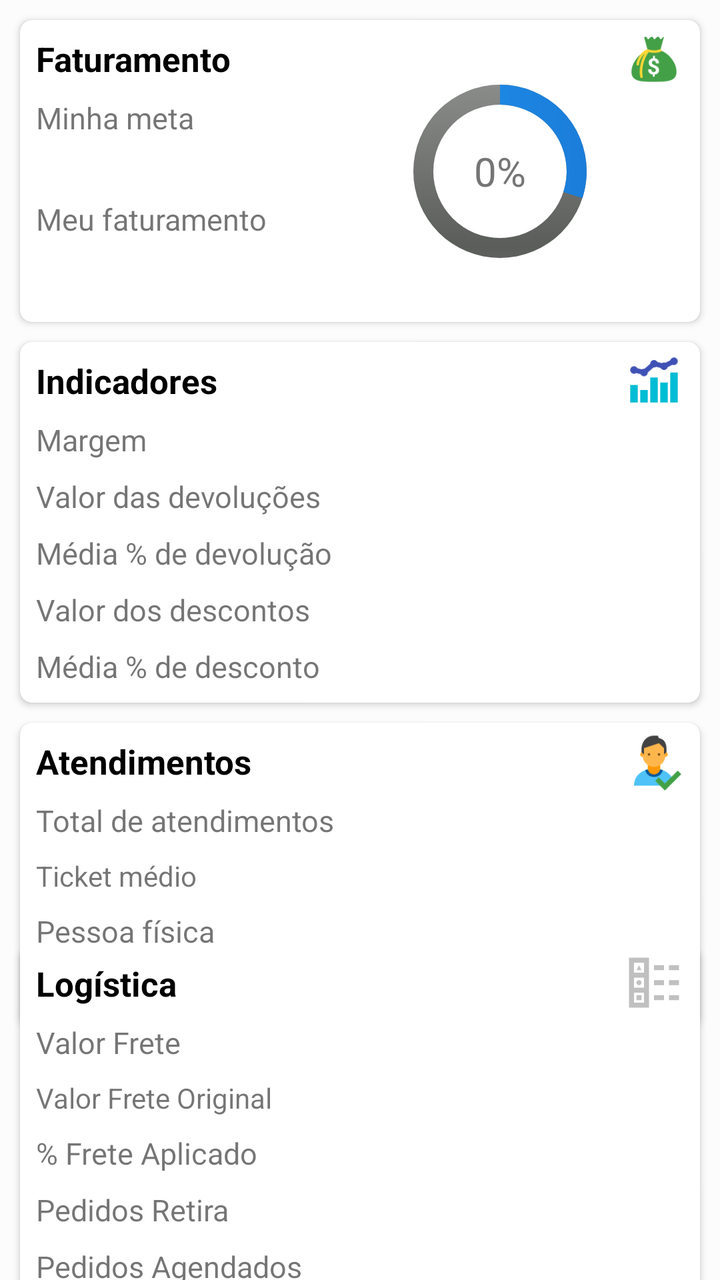
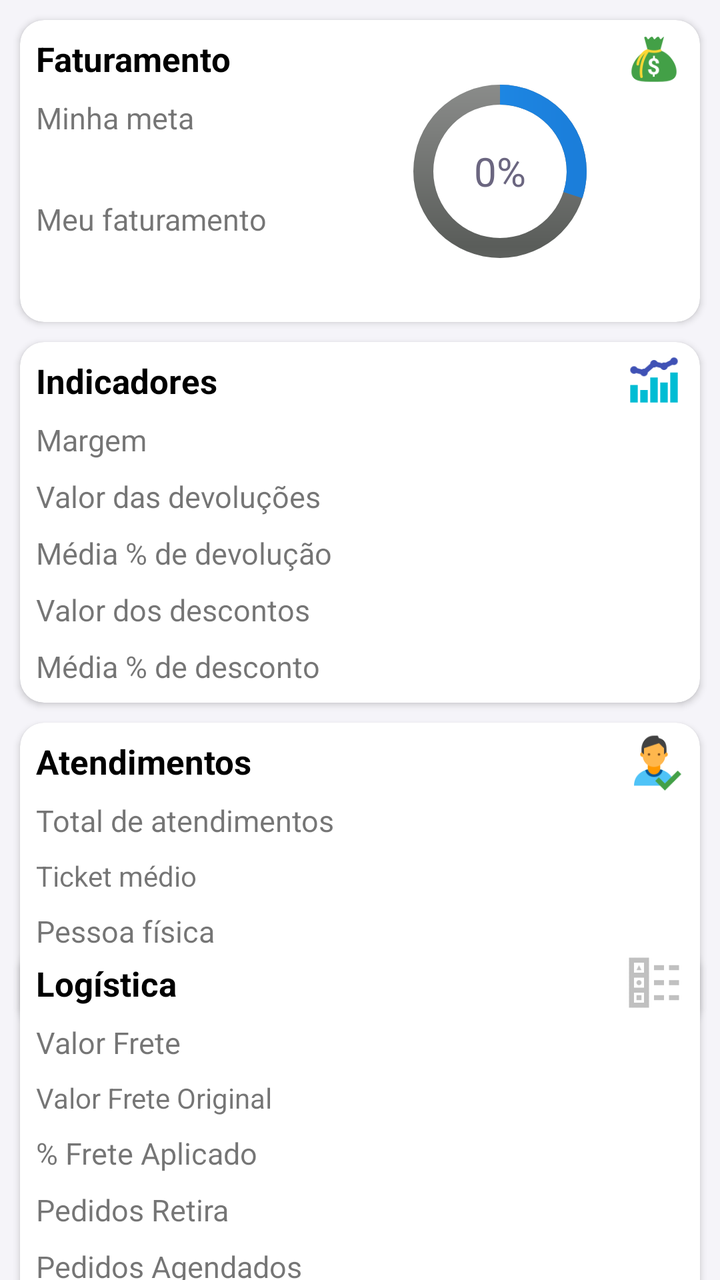

Two renders of the same Android screen: before a commit and after it. Below are the layout's source before the change and the commit's diff.
<!-- AndroidManifest.xml: application theme AppTheme -->
<!-- res/layout/frame_meta_mes.xml -->
<?xml version="1.0" encoding="utf-8"?>
<androidx.constraintlayout.widget.ConstraintLayout xmlns:android="http://schemas.android.com/apk/res/android"
    xmlns:app="http://schemas.android.com/apk/res-auto"
    xmlns:tools="http://schemas.android.com/tools"
    android:layout_width="match_parent"
    android:layout_height="match_parent"
    android:background="@color/ligthgrayline">



    <androidx.cardview.widget.CardView
        android:id="@+id/cardView"
        android:layout_width="match_parent"
        android:layout_height="wrap_content"
        android:layout_margin="10dp"
        android:layout_marginStart="10dp"
        android:layout_marginEnd="10dp"
        android:foreground="?android:attr/selectableItemBackground"
        app:cardCornerRadius="6dp"
        app:cardElevation="2dp"
        app:layout_constraintEnd_toEndOf="parent"
        app:layout_constraintStart_toStartOf="parent"
        app:layout_constraintTop_toTopOf="parent">

        <androidx.constraintlayout.widget.ConstraintLayout
            android:layout_width="match_parent"
            android:layout_height="wrap_content"
            >


            <TextView

                android:id="@+id/textView4"
                android:layout_width="wrap_content"
                android:layout_height="wrap_content"
                android:layout_gravity="center_vertical"
                android:layout_marginLeft="8dp"
                android:layout_marginTop="8dp"
                android:text="Faturamento"
                android:textColor="#000"
                android:textSize="17sp"
                android:textStyle="bold"
                app:layout_constraintStart_toStartOf="parent"
                app:layout_constraintTop_toTopOf="parent" />

            <ImageView
                android:layout_width="30dp"
                android:layout_height="30dp"
                android:layout_gravity="center_vertical"
                android:layout_marginTop="4dp"
                android:layout_marginEnd="8dp"
                android:src="@drawable/ic_card_faturamento"
                app:layout_constraintEnd_toEndOf="parent"
                app:layout_constraintTop_toTopOf="parent" />


            <TextView
                android:id="@+id/textView5"
                android:layout_width="wrap_content"
                android:layout_height="wrap_content"
                android:layout_marginStart="8dp"
                android:layout_marginTop="8dp"
                android:text="Minha meta"
                android:textSize="15sp"
                app:layout_constraintStart_toStartOf="parent"
                app:layout_constraintTop_toBottomOf="@+id/textView4" />

            <TextView
                android:id="@+id/frm_meta"
                android:layout_width="wrap_content"
                android:layout_height="wrap_content"
                android:layout_marginStart="8dp"
                android:layout_marginTop="5dp"
                android:textAlignment="viewEnd"
                android:textColor="#23A9AD"
                android:textSize="15sp"
                app:layout_constraintStart_toStartOf="parent"
                app:layout_constraintTop_toBottomOf="@+id/textView5" />

            <TextView
                android:id="@+id/textView6"
                android:layout_width="wrap_content"
                android:layout_height="wrap_content"
                android:layout_marginStart="8dp"
                android:layout_marginTop="5dp"
                android:text="Meu faturamento"
                android:textSize="15sp"
                app:layout_constraintStart_toStartOf="parent"
                app:layout_constraintTop_toBottomOf="@+id/frm_meta" />

            <TextView
                android:id="@+id/frm_faturamento"
                android:layout_width="wrap_content"
                android:layout_height="wrap_content"
                android:layout_marginStart="8dp"
                android:layout_marginTop="5dp"
                android:layout_marginBottom="16dp"
                android:textAlignment="viewEnd"
                android:textColor="#EF7627"
                android:textSize="15sp"
                app:layout_constraintBottom_toBottomOf="parent"
                app:layout_constraintStart_toStartOf="parent"
                app:layout_constraintTop_toBottomOf="@+id/textView6" />


            <ProgressBar

                android:id="@+id/circularProgressbar"
                style="?android:attr/progressBarStyleHorizontal"
                android:layout_width="200dp"
                android:layout_height="150dp"
                android:layout_alignParentTop="true"
                android:layout_alignParentEnd="true"
                android:indeterminate="false"
                android:max="100"

                android:progress="30"
                android:progressDrawable="@drawable/circular"
                android:secondaryProgress="100"
                app:layout_constraintBottom_toBottomOf="parent"
                app:layout_constraintEnd_toEndOf="@+id/tv"
                app:layout_constraintTop_toTopOf="parent" />

            <TextView
                android:id="@+id/tv"
                android:layout_width="200dp"
                android:layout_height="150dp"
                android:layout_alignEnd="@+id/circularProgressbar"
                android:gravity="center"
                android:text="0%"
                android:textColor="@color/secondary_text"
                android:textSize="20sp"
                app:layout_constraintBottom_toBottomOf="parent"
                app:layout_constraintEnd_toEndOf="parent"
                app:layout_constraintTop_toTopOf="parent" />



        </androidx.constraintlayout.widget.ConstraintLayout>


    </androidx.cardview.widget.CardView>


    <androidx.cardview.widget.CardView
        android:id="@id/cardView1"
        android:layout_width="match_parent"
        android:layout_height="wrap_content"
        android:layout_margin="10dp"
        android:layout_marginStart="10dp"

        android:layout_marginTop="8dp"
        android:layout_marginEnd="16dp"
        android:foreground="?android:attr/selectableItemBackground"
        app:cardCornerRadius="6dp"
        app:cardElevation="2dp"
        app:layout_constraintEnd_toEndOf="parent"
        app:layout_constraintStart_toStartOf="parent"
        app:layout_constraintTop_toBottomOf="@+id/cardView2">

        <androidx.constraintlayout.widget.ConstraintLayout
            android:layout_width="match_parent"
            android:layout_height="wrap_content">


            <TextView

                android:id="@+id/textView17"
                android:layout_width="wrap_content"
                android:layout_height="wrap_content"
                android:layout_gravity="center_vertical"
                android:layout_marginStart="8dp"
                android:layout_marginTop="8dp"
                android:text="Atendimentos"
                android:textColor="#000"
                android:textSize="17sp"
                android:textStyle="bold"
                app:layout_constraintStart_toStartOf="parent"
                app:layout_constraintTop_toTopOf="parent" />

            <ImageView
                android:layout_width="30dp"
                android:layout_height="30dp"
                android:layout_gravity="center_vertical"
                android:layout_marginTop="4dp"
                android:layout_marginEnd="8dp"
                android:src="@drawable/ic_card_atendimentos"
                app:layout_constraintEnd_toEndOf="parent"
                app:layout_constraintTop_toTopOf="parent" />


            <TextView
                android:id="@+id/textView18"
                android:layout_width="wrap_content"
                android:layout_height="wrap_content"
                android:layout_marginStart="8dp"
                android:layout_marginTop="8dp"
                android:text="Total de atendimentos"
                android:textSize="15sp"
                app:layout_constraintStart_toStartOf="parent"
                app:layout_constraintTop_toBottomOf="@+id/textView17" />

            <TextView
                android:id="@+id/frm_totalatd"
                android:layout_width="0dp"
                android:layout_height="wrap_content"
                android:layout_marginStart="8dp"
                android:layout_marginTop="8dp"
                android:layout_marginEnd="8dp"
                android:textAlignment="viewEnd"
                android:textColor="#000"
                android:textSize="15sp"
                app:layout_constraintEnd_toEndOf="parent"
                app:layout_constraintStart_toEndOf="@+id/textView18"
                app:layout_constraintTop_toBottomOf="@+id/textView17" />

            <TextView
                android:id="@+id/textView19"
                android:layout_width="wrap_content"
                android:layout_height="wrap_content"
                android:layout_marginStart="8dp"
                android:layout_marginTop="8dp"
                android:text="Pessoa física"
                android:textSize="15sp"
                app:layout_constraintStart_toStartOf="parent"
                app:layout_constraintTop_toBottomOf="@+id/textView13" />

            <TextView
                android:id="@+id/frm_atdpf"
                android:layout_width="0dp"
                android:layout_height="wrap_content"
                android:layout_marginStart="8dp"
                android:layout_marginTop="8dp"
                android:layout_marginEnd="8dp"
                android:textAlignment="viewEnd"
                android:textColor="#83963F"
                android:textSize="15sp"
                app:layout_constraintEnd_toEndOf="parent"
                app:layout_constraintHorizontal_bias="0.0"
                app:layout_constraintStart_toEndOf="@+id/textView19"
                app:layout_constraintTop_toBottomOf="@+id/frm_ticket" />

            <TextView
                android:id="@+id/textView20"
                android:layout_width="wrap_content"
                android:layout_height="wrap_content"
                android:layout_marginStart="8dp"
                android:layout_marginTop="8dp"
                android:layout_marginBottom="8dp"
                android:text="Pessoa jurídica"
                android:textSize="15sp"
                app:layout_constraintBottom_toBottomOf="parent"
                app:layout_constraintStart_toStartOf="parent"
                app:layout_constraintTop_toBottomOf="@+id/textView19" />

            <TextView
                android:id="@+id/frm_atdpj"
                android:layout_width="0dp"
                android:layout_height="wrap_content"
                android:layout_marginStart="8dp"
                android:layout_marginTop="8dp"
                android:layout_marginEnd="8dp"
                android:layout_marginBottom="8dp"
                android:text=""
                android:textAlignment="viewEnd"
                android:textColor="#C31A65"
                android:textSize="15sp"
                app:layout_constraintBottom_toBottomOf="parent"
                app:layout_constraintEnd_toEndOf="parent"
                app:layout_constraintStart_toEndOf="@+id/textView20"
                app:layout_constraintTop_toBottomOf="@+id/frm_atdpf" />

            <TextView
                android:id="@+id/textView13"
                android:layout_width="wrap_content"
                android:layout_height="wrap_content"
                android:layout_marginStart="8dp"
                android:layout_marginTop="8dp"
                android:text="Ticket médio"
                app:layout_constraintStart_toStartOf="parent"
                app:layout_constraintTop_toBottomOf="@+id/textView18" />

            <TextView
                android:id="@+id/frm_ticket"
                android:layout_width="0dp"
                android:layout_height="wrap_content"
                android:layout_marginStart="8dp"
                android:layout_marginTop="8dp"
                android:layout_marginEnd="8dp"
                android:text=""
                android:textAlignment="viewEnd"
                android:textColor="#2B91C8"
                app:layout_constraintEnd_toEndOf="parent"
                app:layout_constraintStart_toEndOf="@+id/textView13"
                app:layout_constraintTop_toBottomOf="@+id/frm_totalatd" />


        </androidx.constraintlayout.widget.ConstraintLayout>


    </androidx.cardview.widget.CardView>


    <androidx.cardview.widget.CardView
        android:id="@+id/cardView2"
        android:layout_width="match_parent"
        android:layout_height="wrap_content"
        android:layout_margin="10dp"
        android:layout_marginStart="10dp"
        android:layout_marginTop="8dp"
        android:layout_marginEnd="16dp"
        android:foreground="?android:attr/selectableItemBackground"
        app:cardCornerRadius="6dp"
        app:cardElevation="2dp"
        app:layout_constraintEnd_toEndOf="parent"
        app:layout_constraintStart_toStartOf="parent"
        app:layout_constraintTop_toBottomOf="@+id/cardView">

        <androidx.constraintlayout.widget.ConstraintLayout
            android:layout_width="match_parent"
            android:layout_height="wrap_content">


            <TextView

                android:id="@+id/textView7"
                android:layout_width="wrap_content"
                android:layout_height="wrap_content"
                android:layout_gravity="center_vertical"
                android:layout_marginStart="8dp"
                android:layout_marginTop="8dp"
                android:text="Indicadores"
                android:textColor="#000"
                android:textSize="17sp"
                android:textStyle="bold"
                app:layout_constraintStart_toStartOf="parent"
                app:layout_constraintTop_toTopOf="parent" />

            <ImageView
                android:layout_width="30dp"
                android:layout_height="30dp"
                android:layout_gravity="center_vertical"
                android:layout_marginTop="4dp"
                android:layout_marginEnd="8dp"
                android:src="@drawable/ic_card_indicadores"
                app:layout_constraintEnd_toEndOf="parent"
                app:layout_constraintTop_toTopOf="parent" />


            <TextView
                android:id="@+id/textView8"
                android:layout_width="wrap_content"
                android:layout_height="wrap_content"
                android:layout_marginStart="8dp"
                android:layout_marginTop="8dp"
                android:text="Margem"
                android:textSize="15sp"
                app:layout_constraintStart_toStartOf="parent"
                app:layout_constraintTop_toBottomOf="@+id/textView7" />

            <TextView
                android:id="@+id/frm_margem"
                android:layout_width="0dp"
                android:layout_height="wrap_content"
                android:layout_marginStart="8dp"
                android:layout_marginTop="8dp"
                android:layout_marginEnd="8dp"
                android:textAlignment="viewEnd"
                android:textColor="#000"
                android:textSize="15sp"
                app:layout_constraintEnd_toEndOf="parent"
                app:layout_constraintStart_toEndOf="@+id/textView8"
                app:layout_constraintTop_toBottomOf="@+id/textView7" />

            <TextView
                android:id="@+id/textView9"
                android:layout_width="wrap_content"
                android:layout_height="wrap_content"
                android:layout_marginStart="8dp"
                android:layout_marginTop="8dp"
                android:text="Valor das devoluções"
                android:textSize="15sp"
                app:layout_constraintStart_toStartOf="parent"
                app:layout_constraintTop_toBottomOf="@+id/textView8" />

            <TextView
                android:id="@+id/frm_valorDev"
                android:layout_width="0dp"
                android:layout_height="wrap_content"
                android:layout_marginStart="8dp"
                android:layout_marginTop="8dp"
                android:layout_marginEnd="8dp"
                android:textAlignment="viewEnd"
                android:textColor="#000"
                android:textSize="15sp"
                app:layout_constraintEnd_toEndOf="parent"
                app:layout_constraintStart_toEndOf="@+id/textView9"
                app:layout_constraintTop_toBottomOf="@+id/frm_margem" />

            <TextView
                android:id="@+id/textView10"
                android:layout_width="wrap_content"
                android:layout_height="wrap_content"
                android:layout_marginStart="8dp"
                android:layout_marginTop="8dp"
                android:text="Média % de devolução"
                android:textSize="15sp"
                app:layout_constraintStart_toStartOf="parent"
                app:layout_constraintTop_toBottomOf="@+id/textView9" />

            <TextView
                android:id="@+id/frm_perc_dev"
                android:layout_width="0dp"
                android:layout_height="wrap_content"
                android:layout_marginStart="8dp"
                android:layout_marginTop="8dp"
                android:layout_marginEnd="8dp"
                android:text=""
                android:textAlignment="viewEnd"
                android:textColor="#000"
                android:textSize="15sp"
                app:layout_constraintEnd_toEndOf="parent"
                app:layout_constraintStart_toEndOf="@+id/textView10"
                app:layout_constraintTop_toBottomOf="@+id/frm_valorDev" />


            <TextView
                android:id="@+id/textView11"
                android:layout_width="wrap_content"
                android:layout_height="wrap_content"
                android:layout_marginStart="8dp"
                android:layout_marginTop="8dp"
                android:text="Valor dos descontos"
                android:textSize="15sp"
                app:layout_constraintStart_toStartOf="parent"
                app:layout_constraintTop_toBottomOf="@+id/textView10" />

            <TextView
                android:id="@+id/frm_valorDesc"
                android:layout_width="0dp"
                android:layout_height="wrap_content"
                android:layout_marginStart="8dp"
                android:layout_marginTop="8dp"
                android:layout_marginEnd="8dp"
                android:textAlignment="viewEnd"
                android:textColor="#000"
                android:textSize="15sp"
                app:layout_constraintEnd_toEndOf="parent"
                app:layout_constraintStart_toEndOf="@+id/textView11"
                app:layout_constraintTop_toBottomOf="@+id/frm_perc_dev" />

            <TextView
                android:id="@+id/textView12"
                android:layout_width="wrap_content"
                android:layout_height="wrap_content"
                android:layout_marginStart="8dp"
                android:layout_marginTop="8dp"
                android:layout_marginBottom="8dp"
                android:text="Média % de desconto"
                android:textSize="15sp"
                app:layout_constraintBottom_toBottomOf="parent"
                app:layout_constraintStart_toStartOf="parent"
                app:layout_constraintTop_toBottomOf="@+id/textView11" />

            <TextView
                android:id="@+id/frm_perc_desc"
                android:layout_width="0dp"
                android:layout_height="wrap_content"
                android:layout_marginStart="8dp"
                android:layout_marginTop="8dp"
                android:layout_marginEnd="8dp"
                android:layout_marginBottom="8dp"
                android:text=""
                android:textAlignment="viewEnd"
                android:textColor="#000"
                android:textSize="15sp"
                app:layout_constraintBottom_toBottomOf="parent"
                app:layout_constraintEnd_toEndOf="parent"
                app:layout_constraintStart_toEndOf="@+id/textView12"
                app:layout_constraintTop_toBottomOf="@+id/frm_valorDesc" />


        </androidx.constraintlayout.widget.ConstraintLayout>


    </androidx.cardview.widget.CardView>


    <androidx.cardview.widget.CardView
        android:layout_width="match_parent"
        android:layout_height="wrap_content"
        android:layout_margin="10dp"
        android:layout_marginStart="10dp"

        android:layout_marginTop="8dp"
        android:layout_marginEnd="16dp"
        android:layout_marginBottom="8dp"
        android:foreground="?android:attr/selectableItemBackground"
        app:cardCornerRadius="6dp"
        app:cardElevation="2dp"
        app:layout_constraintBottom_toBottomOf="parent"
        app:layout_constraintEnd_toEndOf="parent"
        app:layout_constraintStart_toStartOf="parent"
        app:layout_constraintTop_toBottomOf="@+id/cardView1">

        <androidx.constraintlayout.widget.ConstraintLayout
            android:layout_width="match_parent"
            android:layout_height="wrap_content">


            <TextView

                android:id="@+id/textView117"
                android:layout_width="wrap_content"
                android:layout_height="wrap_content"
                android:layout_gravity="center_vertical"
                android:layout_marginStart="8dp"
                android:layout_marginTop="8dp"
                android:text="Logística"
                android:textColor="#000"
                android:textSize="17sp"
                android:textStyle="bold"
                app:layout_constraintStart_toStartOf="parent"
                app:layout_constraintTop_toTopOf="parent" />

            <ImageView
                android:id="@+id/imageView4"
                android:layout_width="30dp"
                android:layout_height="30dp"
                android:layout_gravity="center_vertical"
                android:layout_marginTop="4dp"
                android:layout_marginEnd="8dp"
                android:src="@drawable/ic_card_detalhes"
                app:layout_constraintEnd_toEndOf="parent"
                app:layout_constraintTop_toTopOf="parent" />


            <TextView
                android:id="@+id/textView118"
                android:layout_width="wrap_content"
                android:layout_height="wrap_content"
                android:layout_marginStart="8dp"
                android:layout_marginTop="8dp"
                android:text="Valor Frete"
                android:textSize="15sp"
                app:layout_constraintStart_toStartOf="parent"
                app:layout_constraintTop_toBottomOf="@+id/textView117" />

            <TextView
                android:id="@+id/frm_vlfrete"
                android:layout_width="0dp"
                android:layout_height="wrap_content"
                android:layout_marginStart="8dp"
                android:layout_marginTop="8dp"
                android:layout_marginEnd="8dp"
                android:textAlignment="viewEnd"
                android:textColor="#000"
                android:textSize="15sp"
                app:layout_constraintEnd_toEndOf="parent"
                app:layout_constraintStart_toEndOf="@+id/textView118"
                app:layout_constraintTop_toBottomOf="@+id/textView117" />

            <TextView
                android:id="@+id/textView119"
                android:layout_width="wrap_content"
                android:layout_height="wrap_content"
                android:layout_marginStart="8dp"
                android:layout_marginTop="8dp"
                android:text="% Frete Aplicado"
                android:textSize="15sp"
                app:layout_constraintStart_toStartOf="parent"
                app:layout_constraintTop_toBottomOf="@+id/textView113" />

            <TextView
                android:id="@+id/frm_percfrete"
                android:layout_width="0dp"
                android:layout_height="wrap_content"
                android:layout_marginStart="8dp"
                android:layout_marginTop="8dp"
                android:layout_marginEnd="8dp"
                android:textAlignment="viewEnd"
                android:textColor="#83963F"
                android:textSize="15sp"
                app:layout_constraintEnd_toEndOf="parent"
                app:layout_constraintHorizontal_bias="0.0"
                app:layout_constraintStart_toEndOf="@+id/textView119"
                app:layout_constraintTop_toBottomOf="@+id/frm_freteorig"></TextView>


            <TextView
                android:id="@+id/textView120"
                android:layout_width="wrap_content"
                android:layout_height="wrap_content"
                android:layout_marginStart="8dp"
                android:layout_marginTop="8dp"
                android:text="Pedidos Retira"
                android:textSize="15sp"
                app:layout_constraintStart_toStartOf="parent"
                app:layout_constraintTop_toBottomOf="@+id/textView119" />

            <TextView
                android:id="@+id/frm_pedidosRetira"
                android:layout_width="0dp"
                android:layout_height="wrap_content"
                android:layout_marginStart="8dp"
                android:layout_marginTop="8dp"
                android:layout_marginEnd="8dp"
                android:text=""
                android:textAlignment="viewEnd"
                android:textColor="#C31A65"
                android:textSize="15sp"
                app:layout_constraintEnd_toEndOf="parent"
                app:layout_constraintHorizontal_bias="1.0"
                app:layout_constraintStart_toEndOf="@+id/textView120"
                app:layout_constraintTop_toBottomOf="@+id/frm_percfrete"></TextView>

            <TextView
                android:id="@+id/textView113"
                android:layout_width="wrap_content"
                android:layout_height="wrap_content"
                android:layout_marginStart="8dp"
                android:layout_marginTop="8dp"
                android:text="Valor Frete Original"
                app:layout_constraintStart_toStartOf="parent"
                app:layout_constraintTop_toBottomOf="@+id/textView118" />

            <TextView
                android:id="@+id/frm_freteorig"
                android:layout_width="0dp"
                android:layout_height="wrap_content"
                android:layout_marginStart="8dp"
                android:layout_marginTop="8dp"
                android:layout_marginEnd="8dp"
                android:text=""
                android:textAlignment="viewEnd"
                android:textColor="#2B91C8"
                app:layout_constraintEnd_toEndOf="parent"
                app:layout_constraintStart_toEndOf="@+id/textView113"
                app:layout_constraintTop_toBottomOf="@+id/frm_vlfrete" />


            <TextView
                android:id="@+id/textView121"
                android:layout_width="wrap_content"
                android:layout_height="wrap_content"
                android:layout_marginStart="8dp"
                android:layout_marginTop="8dp"
                android:text="Pedidos Agendados"
                android:textSize="15sp"
                app:layout_constraintStart_toStartOf="parent"
                app:layout_constraintTop_toBottomOf="@+id/textView120" />

            <TextView
                android:id="@+id/frm_pedidosAgendados"
                android:layout_width="0dp"
                android:layout_height="wrap_content"
                android:layout_marginStart="8dp"
                android:layout_marginTop="8dp"
                android:layout_marginEnd="8dp"
                android:text=""
                android:textAlignment="viewEnd"
                android:textColor="#C31A65"
                android:textSize="15sp"
                app:layout_constraintEnd_toEndOf="parent"
                app:layout_constraintHorizontal_bias="0.0"
                app:layout_constraintStart_toEndOf="@+id/textView120"
                app:layout_constraintTop_toBottomOf="@+id/frm_pedidosRetira"></TextView>


            <TextView
                android:id="@+id/textView122"
                android:layout_width="wrap_content"
                android:layout_height="wrap_content"
                android:layout_marginStart="8dp"
                android:layout_marginTop="8dp"
                android:layout_marginBottom="8dp"
                android:text="% Pedidos Agendados"
                android:textSize="15sp"
                app:layout_constraintBottom_toBottomOf="parent"
                app:layout_constraintStart_toStartOf="parent"
                app:layout_constraintTop_toBottomOf="@+id/textView121" />

            <TextView
                android:id="@+id/frm_percAgendado"
                android:layout_width="0dp"
                android:layout_height="wrap_content"
                android:layout_marginStart="8dp"
                android:layout_marginTop="8dp"
                android:layout_marginEnd="8dp"
                android:layout_marginBottom="8dp"
                android:text=""
                android:textAlignment="viewEnd"
                android:textColor="#C31A65"
                android:textSize="15sp"
                app:layout_constraintBottom_toBottomOf="parent"
                app:layout_constraintEnd_toEndOf="parent"
                app:layout_constraintStart_toEndOf="@+id/textView122"
                app:layout_constraintTop_toBottomOf="@+id/frm_pedidosAgendados"></TextView>


        </androidx.constraintlayout.widget.ConstraintLayout>


    </androidx.cardview.widget.CardView>




</androidx.constraintlayout.widget.ConstraintLayout>
<!-- resources referenced by this layout -->
<resources>
  <color name="ligthgrayline">#FCFCFC</color>
  <color name="secondary_text">#757575</color>
  <style name="AppTheme" parent="Theme.AppCompat.Light.DarkActionBar">
          
          <item name="colorPrimary">@color/primary</item>
          <item name="colorPrimaryDark">@color/primary_dark</item>
          <item name="colorAccent">@color/accent</item>
          <item name="android:windowOptOutEdgeToEdgeEnforcement" tools:targetApi="35">true</item>
          <item name="windowActionBarOverlay">false</item>
          <item name="android:windowActionBarOverlay">false</item>
          <item name="android:statusBarColor">@color/primary_dark</item>
          <item name="android:windowLightStatusBar" tools:targetApi="23">false</item>
          <item name="android:textColorPrimary">@color/primary_text</item>
          <item name="android:textColorSecondary">@color/secondary_text</item>
          <item name="android:colorControlNormal">@color/secondary_text</item>
          <item name="android:colorControlActivated">@color/primary</item>
          <item name="android:icon">@color/icons</item>
          <item name="android:colorButtonNormal" tools:targetApi="lollipop">@color/primary_dark</item>
          <item name="android:divider">@color/divider</item>
  
  
      </style>
  <color name="primary">#240842</color>
  <color name="primary_dark">#18042E</color>
  <color name="accent">#8A18D1</color>
  <color name="primary_text">#212121</color>
  <color name="icons">#FFFFFF</color>
  <color name="divider">#E0E0E0</color>
  <!-- unchanged entries left out for length: 5 -->
</resources>

<!-- the commit's change to res/layout/frame_meta_mes.xml (unified diff, before → after) -->
@@ -16,7 +16,7 @@
         android:layout_marginStart="10dp"
         android:layout_marginEnd="10dp"
         android:foreground="?android:attr/selectableItemBackground"
-        app:cardCornerRadius="6dp"
+        app:cardCornerRadius="12dp"
         app:cardElevation="2dp"
         app:layout_constraintEnd_toEndOf="parent"
         app:layout_constraintStart_toStartOf="parent"
@@ -152,7 +152,7 @@
         android:layout_marginTop="8dp"
         android:layout_marginEnd="16dp"
         android:foreground="?android:attr/selectableItemBackground"
-        app:cardCornerRadius="6dp"
+        app:cardCornerRadius="12dp"
         app:cardElevation="2dp"
         app:layout_constraintEnd_toEndOf="parent"
         app:layout_constraintStart_toStartOf="parent"
@@ -310,7 +310,7 @@
         android:layout_marginTop="8dp"
         android:layout_marginEnd="16dp"
         android:foreground="?android:attr/selectableItemBackground"
-        app:cardCornerRadius="6dp"
+        app:cardCornerRadius="12dp"
         app:cardElevation="2dp"
         app:layout_constraintEnd_toEndOf="parent"
         app:layout_constraintStart_toStartOf="parent"
@@ -496,7 +496,7 @@
         android:layout_marginEnd="16dp"
         android:layout_marginBottom="8dp"
         android:foreground="?android:attr/selectableItemBackground"
-        app:cardCornerRadius="6dp"
+        app:cardCornerRadius="12dp"
         app:cardElevation="2dp"
         app:layout_constraintBottom_toBottomOf="parent"
         app:layout_constraintEnd_toEndOf="parent"
<!-- resource entries referenced after the edit -->
@@ -1,8 +1,17 @@
 <!-- resources referenced by this layout -->
 <resources>
-  <color name="ligthgrayline">#FCFCFC</color>
-  <color name="secondary_text">#757575</color>
-  <style name="AppTheme" parent="Theme.AppCompat.Light.DarkActionBar">
+  <color name="ligthgrayline">#F5F4F9</color>
+  <color name="secondary_text">#6B6680</color>
+  <style name="AppTheme" parent="Theme.MaterialComponents.Light.DarkActionBar.Bridge">
+          
+          <item name="colorSecondary">@color/accent</item>
+          <item name="colorOnSecondary">@color/icons</item>
+          <item name="shapeAppearanceSmallComponent">@style/ShapeAppearance.Fikon.Small</item>
+          <item name="shapeAppearanceMediumComponent">@style/ShapeAppearance.Fikon.Medium</item>
+          <item name="materialButtonStyle">@style/Widget.Fikon.Button</item>
+          <item name="cardViewStyle">@style/Widget.Fikon.CardView</item>
+          <item name="android:textColorHint">@color/secondary_text</item>
+  
           
           <item name="colorPrimary">@color/primary</item>
           <item name="colorPrimaryDark">@color/primary_dark</item>
@@ -22,12 +31,31 @@
   
   
       </style>
-  <color name="primary">#240842</color>
-  <color name="primary_dark">#18042E</color>
+  <color name="primary">#3A1470</color>
+  <color name="primary_dark">#24094A</color>
   <color name="accent">#8A18D1</color>
-  <color name="primary_text">#212121</color>
+  <color name="primary_text">#1E1A2B</color>
   <color name="icons">#FFFFFF</color>
-  <color name="divider">#E0E0E0</color>
+  <style name="ShapeAppearance.Fikon.Small" parent="ShapeAppearance.MaterialComponents.SmallComponent">
+          <item name="cornerFamily">rounded</item>
+          <item name="cornerSize">12dp</item>
+      </style>
+  <style name="ShapeAppearance.Fikon.Medium" parent="ShapeAppearance.MaterialComponents.MediumComponent">
+          <item name="cornerFamily">rounded</item>
+          <item name="cornerSize">16dp</item>
+      </style>
+  <style name="Widget.Fikon.Button" parent="Widget.MaterialComponents.Button">
+          <item name="cornerRadius">12dp</item>
+          <item name="android:letterSpacing">0.04</item>
+          <item name="android:fontFamily">sans-serif-medium</item>
+      </style>
+  <style name="Widget.Fikon.CardView" parent="CardView">
+          <item name="cardCornerRadius">12dp</item>
+          <item name="cardElevation">2dp</item>
+          <item name="cardBackgroundColor">@color/surface</item>
+      </style>
+  <color name="divider">#E6E3EE</color>
+  <color name="surface">#FFFFFF</color>
   <!-- unchanged entries left out for length: 5 -->
 </resources>
 
